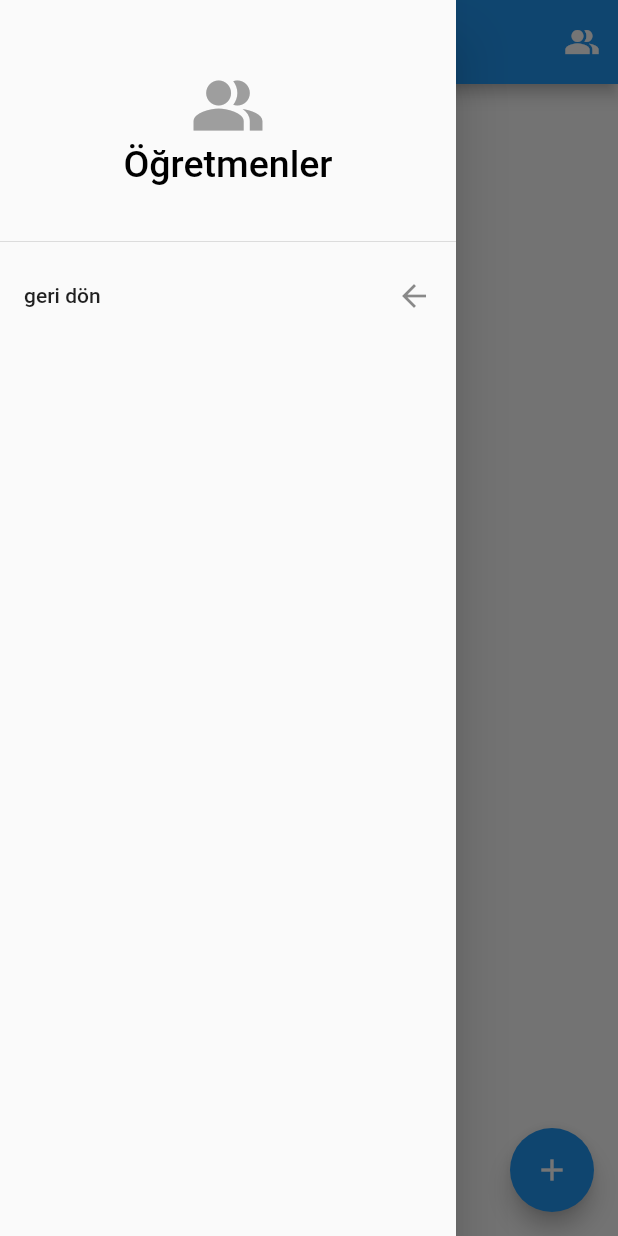
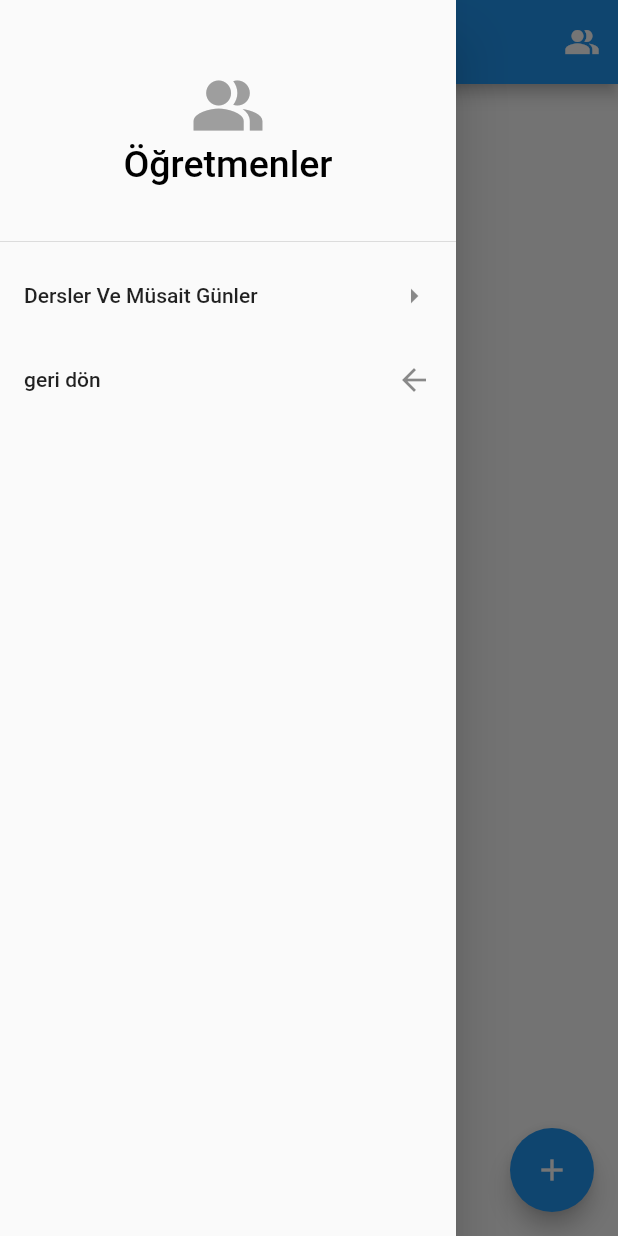
Before and after one commit to merve21c/DersProgrami, a Flutter app: the ogretmenler screen opened directly, with the side drawer open, on a phone screen of 412 x 824 dp. Run offline on Flutter 3.47's test engine with Material 2 defaults, Android fonts, the phone set to English and light mode, and no system bars; our stand-ins replace cloud_firestore, firebase_auth, firebase_core, fluttertoast; accounts and stored records are empty.

Commit message:
Update öğretmenler.dart

```diff
--- a/lib/öğretmenler.dart
+++ b/lib/öğretmenler.dart
@@ -1,3 +1,4 @@
+import 'package:dersprogrami/%C3%96grM%C3%BCsaitGn.dart';
 import 'package:dersprogrami/O_list.dart';
 import 'package:dersprogrami/ekle_sil/Oekle.dart';
 import 'package:dersprogrami/yonetici.dart';
@@ -58,6 +59,13 @@ class _ogretmenlerState extends State<ogretmenler> {
               ),
             ),
           ),
+          ListTile(
+            title: Text('Dersler Ve Müsait Günler'),
+            trailing: Icon(Icons.arrow_right),
+            onTap: () {
+              Navigator.push(context,MaterialPageRoute(builder: (context)=>ogrMusaitgun()));
+            },
+          ),
 
           ListTile(
             title: Text('geri dön'),
```
